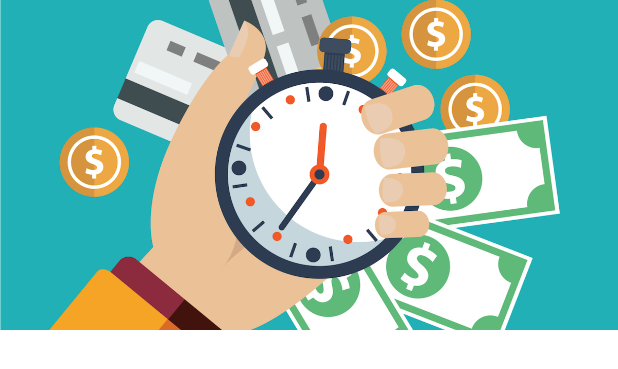
After one commit to nguyendinhduy13/Money-Management, an Android app: the layout itemphoto.xml on its own in the app's theme, with its tools: preview values and no code run, on a phone screen of 412 x 824 dp. The commit adds this screen. Shown: the top 369 px of the screen. Run offline under Robolectric (Android 15) with nearby library versions, the phone set to English and light mode, and no system bars.

Commit message:
welcome screen

```diff
--- a/app/build.gradle
+++ b/app/build.gradle
@@ -35,4 +35,6 @@ dependencies {
     testImplementation 'junit:junit:4.+'
     androidTestImplementation 'androidx.test.ext:junit:1.1.3'
     androidTestImplementation 'androidx.test.espresso:espresso-core:3.4.0'
+    implementation 'me.relex:circleindicator:2.1.6'
+    implementation 'com.github.bumptech.glide:glide:4.13.0'
 }
--- /dev/null
+++ b/app/src/main/res/layout/itemphoto.xml
@@ -0,0 +1,12 @@
+<?xml version="1.0" encoding="utf-8"?>
+<LinearLayout xmlns:android="http://schemas.android.com/apk/res/android"
+    android:layout_width="match_parent"
+    android:layout_height="match_parent">
+
+    <ImageView
+        android:id="@+id/img_photo"
+        android:layout_width="match_parent"
+        android:layout_height="220dp"
+        android:src="@drawable/image1"
+        android:scaleType="centerCrop"/>
+</LinearLayout>
--- a/app/src/main/res/values/colors.xml
+++ b/app/src/main/res/values/colors.xml
@@ -7,4 +7,5 @@
     <color name="teal_700">#FF018786</color>
     <color name="black">#FF000000</color>
     <color name="white">#FFFFFFFF</color>
+    <color name="blue">#4b5cd6</color>
 </resources>
--- a/app/src/main/res/values/strings.xml
+++ b/app/src/main/res/values/strings.xml
@@ -1,3 +1,4 @@
 <resources>
     <string name="app_name">Money Management</string>
+
 </resources>
```
Also changed, not shown: app/src/main/java/com/example/moneymanagement/MainActivity.java (+24 -1 lines), app/src/main/java/com/example/moneymanagement/Photo.java (added, +17 -0 lines), app/src/main/java/com/example/moneymanagement/PhotoAdapter.java (added, +57 -0 lines), app/src/main/res/layout/activity_main.xml (+14 -11 lines), app/src/main/res/drawable/image1.jpg (added), app/src/main/res/drawable/image2.jpg (added), app/src/main/res/drawable/image3.jpg (added), app/src/main/res/drawable/image4.jpg (added).
